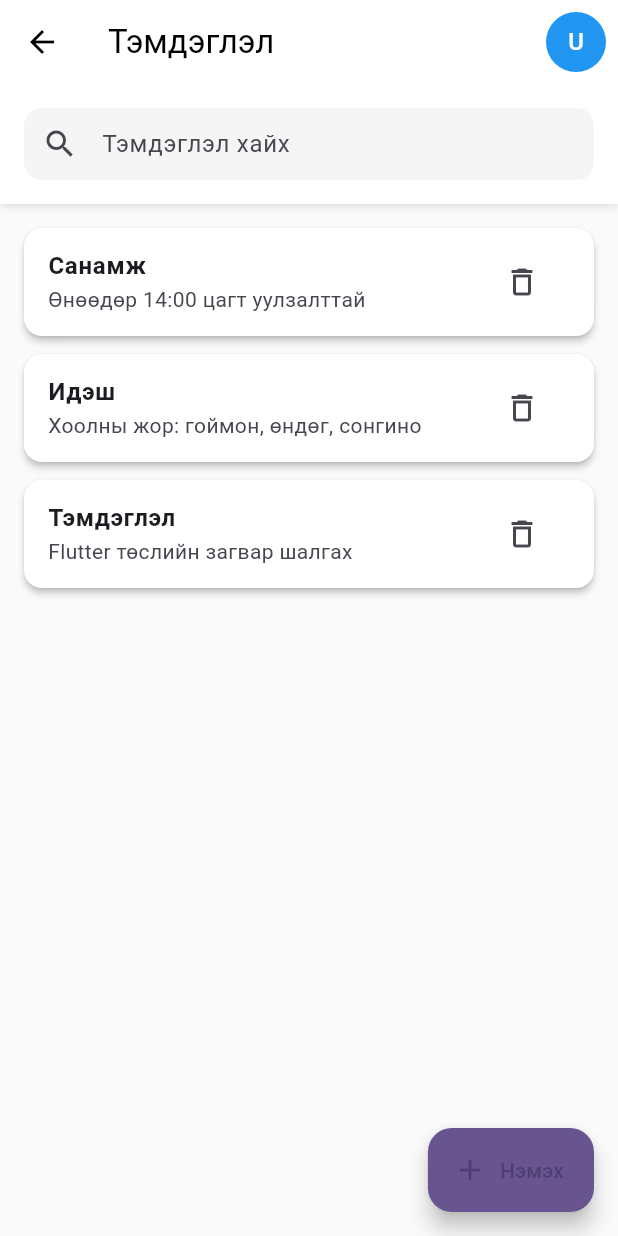
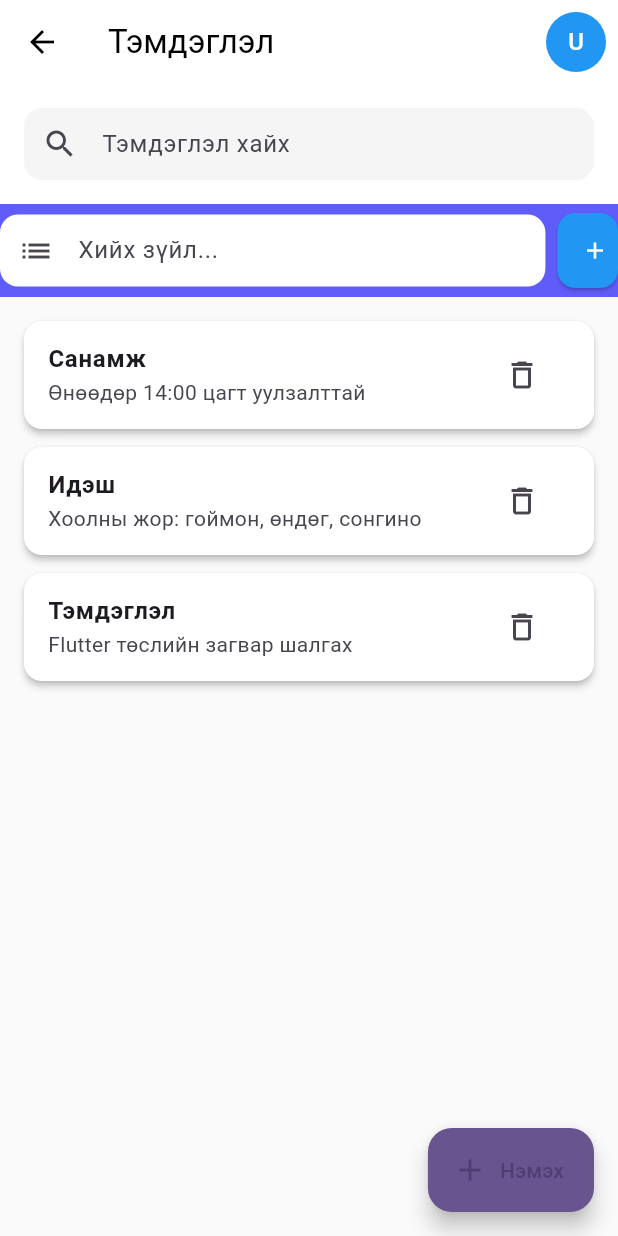
Before and after one commit to B221940039/note_app, a Flutter app: the HomeScreen screen opened by its route, on a phone screen of 412 x 824 dp. Run offline on Flutter 3.47's test engine with Material 3 defaults, Android fonts, the phone set to English and light mode, and no system bars.

Commit message:
initial commit

```diff
--- a/lib/screens/home.dart
+++ b/lib/screens/home.dart
@@ -1,9 +1,15 @@
 import 'package:flutter/material.dart';
+import 'package:assigmentv4/widgets/todo.dart';
+
+final List<Map<String, dynamic>> _checkedLists = [];
+final TextEditingController _inputToDoController = TextEditingController();
+
 
 class Note {
   final String title;
   final String content;
   final bool isLocked;
+
   Note({
     required this.title,
     required this.content,
@@ -20,6 +26,7 @@ class HomeScreen extends StatefulWidget {
 
 class _HomeScreenState extends State<HomeScreen> {
   final TextEditingController _searchController = TextEditingController();
+
   List<Note> _notes = [];
   List<Note> _filteredNotes = [];
   bool _isSearching = false;
@@ -39,12 +46,17 @@ class _HomeScreenState extends State<HomeScreen> {
 
   void _loadNotes() async {
     setState(() => _isLoading = true);
+
+    // Simulate loading data
     await Future.delayed(const Duration(milliseconds: 500));
+
     _notes = [
       Note(title: "Санамж", content: "Өнөөдөр 14:00 цагт уулзалттай"),
       Note(title: "Идэш", content: "Хоолны жор: гоймон, өндөг, сонгино"),
       Note(title: "Тэмдэглэл", content: "Flutter төслийн загвар шалгах"),
     ];
+
+    if (!mounted) return;
     setState(() {
       _filteredNotes = _notes;
       _isLoading = false;
@@ -95,11 +107,13 @@ class _HomeScreenState extends State<HomeScreen> {
       ),
     );
 
+    if (!mounted) return;
     if (confirmed == true) {
       setState(() {
         _notes.remove(note);
         _filteredNotes.remove(note);
       });
+
       ScaffoldMessenger.of(context).showSnackBar(
         SnackBar(content: Text('"${note.title}" устгагдлаа')),
       );
@@ -141,7 +155,15 @@ class _HomeScreenState extends State<HomeScreen> {
           ),
         ],
       ),
-      body: Column(
+      body: SafeArea(
+        child: _isLoading
+            ? const Center(child: CircularProgressIndicator())
+            : SingleChildScrollView(
+          physics: const AlwaysScrollableScrollPhysics(),
+          child: Padding(
+            padding: const EdgeInsets.only(bottom: 80),
+            child: Column(
+              crossAxisAlignment: CrossAxisAlignment.stretch,
               children: [
                 // 🔍 Search bar
                 Container(
@@ -177,21 +199,36 @@ class _HomeScreenState extends State<HomeScreen> {
                       ),
                       filled: true,
                       fillColor: Colors.grey[100],
-                contentPadding:
-                const EdgeInsets.symmetric(horizontal: 16, vertical: 12),
+                      contentPadding: const EdgeInsets.symmetric(
+                        horizontal: 16,
+                        vertical: 12,
+                      ),
                     ),
                   ),
                 ),
 
-          // 📋 Notes List
-          Expanded(
-            child: _isLoading
-                ? const Center(child: CircularProgressIndicator())
-                : _filteredNotes.isEmpty
-                ? Center(
+                ToDoListSection(
+                  checkedLists: _checkedLists,
+                  inputController: _inputToDoController,
+                  onAddItem: (text) {
+                    setState(() {
+                      _checkedLists.add({'title': text, 'value': false});
+                      _inputToDoController.clear();
+                    });
+                  },
+                  onToggleItem: (index, value) {
+                    setState(() {
+                      _checkedLists[index]['value'] = value;
+                    });
+                  },
+                ),
+                // 🟩 Notes Section
+                Padding(
+                  padding: const EdgeInsets.all(16),
                   child: Column(
-                mainAxisAlignment: MainAxisAlignment.center,
-                children: [
+                    children: _filteredNotes.isEmpty
+                        ? [
+                      const SizedBox(height: 60),
                       Icon(
                         _isSearching
                             ? Icons.search_off
@@ -217,32 +254,22 @@ class _HomeScreenState extends State<HomeScreen> {
                             : 'Шинэ тэмдэглэл нэмнэ үү',
                         style: TextStyle(color: Colors.grey[500]),
                       ),
-                ],
-              ),
-            )
-                : RefreshIndicator(
-              onRefresh: () async {
-                await Future.delayed(
-                    const Duration(milliseconds: 800));
-                setState(() {});
-              },
-              child: ListView.builder(
-                padding: const EdgeInsets.all(16),
-                itemCount: _filteredNotes.length,
-                itemBuilder: (context, index) {
-                  final note = _filteredNotes[index];
+                    ]
+                        : _filteredNotes.map((note) {
                       return Card(
                         color: Colors.white,
                         shape: RoundedRectangleBorder(
                           borderRadius: BorderRadius.circular(12),
                         ),
                         elevation: 2,
-                    margin: const EdgeInsets.only(bottom: 12),
+                        margin:
+                        const EdgeInsets.only(bottom: 12),
                         child: ListTile(
                           title: Text(
                             note.title,
                             style: const TextStyle(
-                            fontWeight: FontWeight.bold),
+                              fontWeight: FontWeight.bold,
+                            ),
                           ),
                           subtitle: Text(
                             note.content,
@@ -256,18 +283,22 @@ class _HomeScreenState extends State<HomeScreen> {
                           onTap: () => _openNote(note),
                         ),
                       );
-                },
+                    }).toList(),
+                  ),
+                ),
+              ],
             ),
           ),
         ),
-        ],
       ),
 
       // ➕ Floating Action Button
       floatingActionButton: FloatingActionButton.extended(
         onPressed: () {
           ScaffoldMessenger.of(context).showSnackBar(
-            const SnackBar(content: Text('Шинэ тэмдэглэл нэмэх үйлдэл (fake)')),
+            const SnackBar(
+              content: Text('Шинэ тэмдэглэл нэмэх үйлдэл (fake)'),
+            ),
           );
         },
         icon: const Icon(Icons.add),
--- /dev/null
+++ b/lib/widgets/todo.dart
@@ -0,0 +1,118 @@
+import 'package:flutter/material.dart';
+
+class ToDoListSection extends StatefulWidget {
+  final List<Map<String, dynamic>> checkedLists;
+  final TextEditingController inputController;
+  final void Function(String) onAddItem;
+  final void Function(int, bool) onToggleItem;
+
+  const ToDoListSection({
+    super.key,
+    required this.checkedLists,
+    required this.inputController,
+    required this.onAddItem,
+    required this.onToggleItem,
+  });
+
+  @override
+  State<ToDoListSection> createState() => _ToDoListSectionState();
+}
+
+class _ToDoListSectionState extends State<ToDoListSection> {
+  @override
+  Widget build(BuildContext context) {
+    return Container(
+      color: const Color(0xFF605CF9),
+
+      child: Column(
+        children: [
+          // ✅ Existing checklist items
+          ...widget.checkedLists.asMap().entries.map((entry) {
+            final index = entry.key;
+            final checkedItem = entry.value;
+
+            return Container(
+              margin: const EdgeInsets.symmetric(vertical: 6),
+              decoration: BoxDecoration(
+                color: Colors.blue[50],
+                borderRadius: BorderRadius.circular(12),
+              ),
+              child: CheckboxListTile(
+                title: Text(
+                  checkedItem['title'],
+                  style: const TextStyle(fontWeight: FontWeight.w500),
+                ),
+                value: checkedItem['value'],
+                controlAffinity: ListTileControlAffinity.leading,
+                contentPadding: const EdgeInsets.symmetric(
+                  horizontal: 16,
+                  vertical: 8,
+                ),
+                onChanged: (bool? value) {
+                  widget.onToggleItem(index, value ?? false);
+                },
+              ),
+            );
+          }),
+
+          // 🟢 Input field + Add button
+          Padding(
+            padding: const EdgeInsets.symmetric(vertical: 6.0),
+            child: Row(
+              children: [
+                Expanded(
+                  flex: 9,
+                  child: TextField(
+                    controller: widget.inputController,
+                    decoration: InputDecoration(
+                      hintText: 'Хийх зүйл...',
+                      prefixIcon: const Icon(Icons.list),
+                      border: OutlineInputBorder(
+                        borderRadius: BorderRadius.circular(12),
+                        borderSide: BorderSide.none,
+                      ),
+                      filled: true,
+                      fillColor: Colors.white,
+                      contentPadding: const EdgeInsets.symmetric(
+                        horizontal: 16,
+                        vertical: 12,
+                      ),
+                    ),
+                  ),
+                ),
+                const SizedBox(width: 8),
+                Expanded(
+                  flex: 1,
+                  child: ElevatedButton(
+                    onPressed: () {
+                      final text = widget.inputController.text.trim();
+                      if (text.isEmpty) {
+                        ScaffoldMessenger.of(context).showSnackBar(
+                          const SnackBar(
+                            content: Text('Please enter a list name'),
+                            backgroundColor: Colors.redAccent,
+                          ),
+                        );
+                        return;
+                      }
+                      widget.onAddItem(text);
+                    },
+                    style: ElevatedButton.styleFrom(
+                      padding: const EdgeInsets.all(16),
+                      backgroundColor: Colors.blue,
+                      foregroundColor: Colors.white,
+                      shape: RoundedRectangleBorder(
+                        borderRadius: BorderRadius.circular(12),
+                      ),
+                    ),
+                    child: const Icon(Icons.add), // ✅ icon only
+                  ),
+                ),
+              ],
+            ),
+          ),
+        ],
+      ),
+    );
+  }
+}
```
Lines whose indentation alone changed are shown as unchanged.
